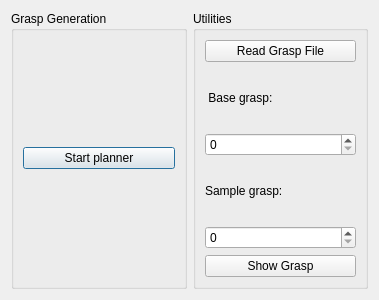
First picture: the form in ui/CanonicalPlanner/canonicalPlannerDlg.ui, repository ana-GT/Graspit, before the edit.
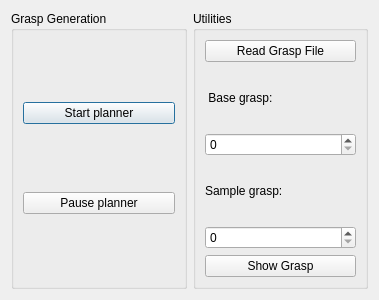
Second picture: the form after the edit.

The edit to the form file:
```diff
--- a/ui/CanonicalPlanner/canonicalPlannerDlg.ui
+++ b/ui/CanonicalPlanner/canonicalPlannerDlg.ui
@@ -27,6 +27,13 @@
         </property>
        </widget>
       </item>
+      <item>
+       <widget class="QPushButton" name="plannerPauseButton">
+        <property name="text">
+         <string>Pause planner</string>
+        </property>
+       </widget>
+      </item>
      </layout>
     </widget>
    </item>
```
Left out of the diff: 16 changed lines with no effect on the pictures.
